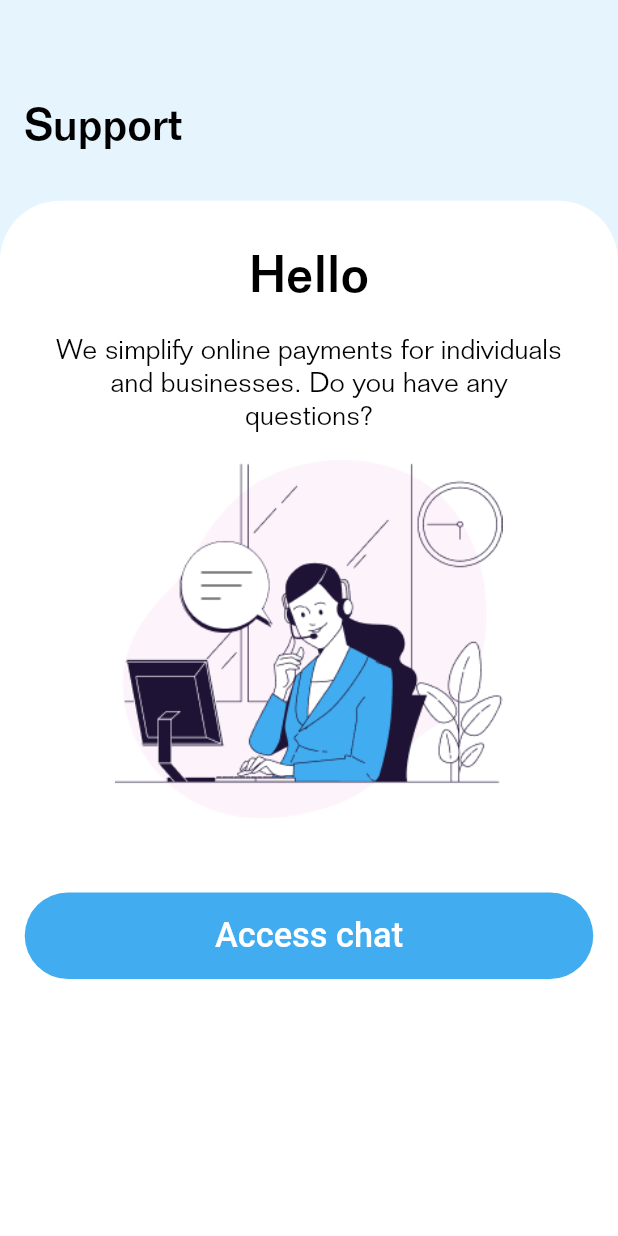
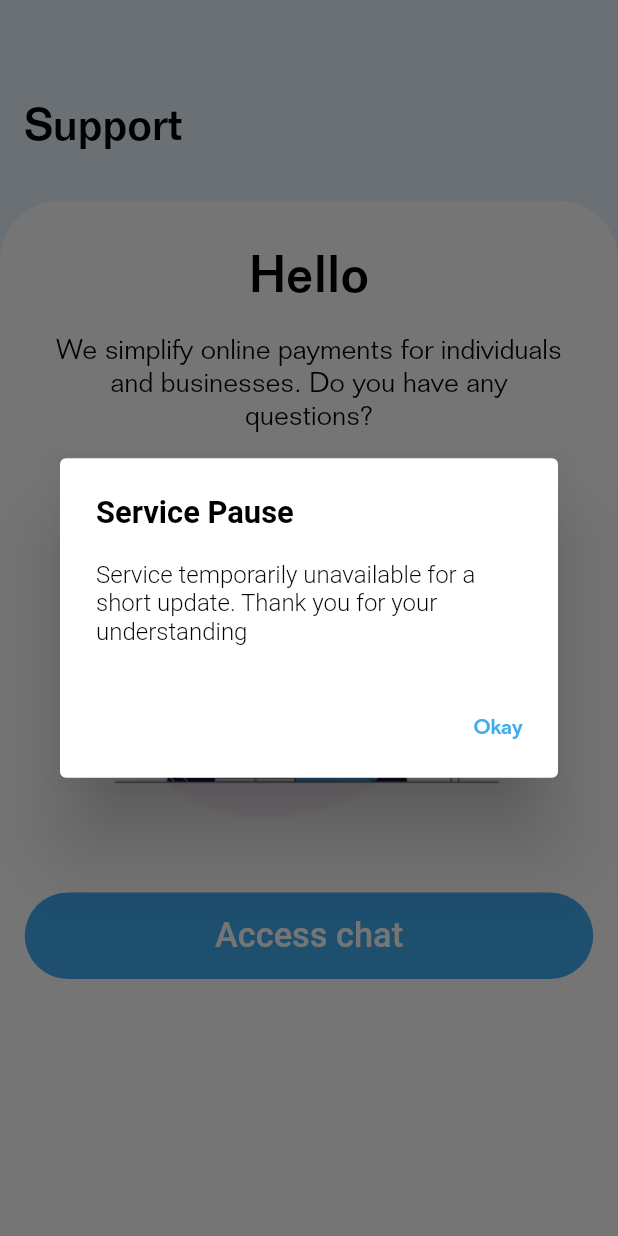
Before and after one commit to chvro12/paysen_app, a Flutter app: the SupportScreen widget shown alone on an empty page, opened directly, after a tap on "Access chat", on a phone screen of 412 x 824 dp. Run offline on Flutter 3.47's test engine with Material 2 defaults, Android fonts, the light colour scheme and no system bars; drawn by our look-alikes of loader_overlay; our stand-ins replace cached_network_image, device_info_plus, flutter_screenutil, flutter_widget_from_html, fluttertoast, get and 7 more; missing offline and left inert: cinetpay, qr_code_scanner; accounts and stored records are empty; network calls fail.

Commit message:
Minor changes according to Sambha feedback received on 19th December 2023

```diff
--- a/lib/config/app_translations.dart
+++ b/lib/config/app_translations.dart
@@ -12,7 +12,8 @@ class LocalizationService extends Translations {
     'fr-SN': frenchTranslation
   };
 
-  Locale get locale => Get.deviceLocale ?? enLocale;
+  // Locale get locale => Get.deviceLocale ?? enLocale;
+  Locale get locale => enLocale;
 
   Locale get fallbackLocale => enLocale;
 
--- a/lib/ui/cards/modules/activate_card/activate_card_screen.dart
+++ b/lib/ui/cards/modules/activate_card/activate_card_screen.dart
@@ -65,7 +65,7 @@ class ActivateCardScreen extends StatelessWidget {
                             validThru: validThru ?? '',
                             cardHolderNameFontSize: 16,
                             cardHolderNameFontWeight: FontWeight.w300,
-                            cardTypeLabel: 'physical_card',
+                            cardTypeLabel: 'virtual_card',
                             visibleCardBrandType: true,
                           );
                         }),
--- a/lib/ui/support/support_screen.dart
+++ b/lib/ui/support/support_screen.dart
@@ -75,7 +75,15 @@ class SupportScreen extends StatelessWidget {
                       btnLabel: 'access_chat',
                       btnElevation: 0.0,
                       btnBorderRadius: 60.0,
-                      onBtnPressed: () {},
+                      onBtnPressed: () {
+                        showDialog(
+                          context: context,
+                          builder: (context) => const EndpointReqFailDialog(
+                            description: 'service_unavailable_description',
+                            title: 'service_unavailable_title'
+                          )
+                        );
+                      },
                     ),
                   )
 
```
Also changed, not shown: assets/1.5x/senegal_flag_img.png, assets/2.0x/senegal_flag_img.png, assets/3.0x/senegal_flag_img.png, assets/4.0x/senegal_flag_img.png, assets/senegal_flag_img.png.
